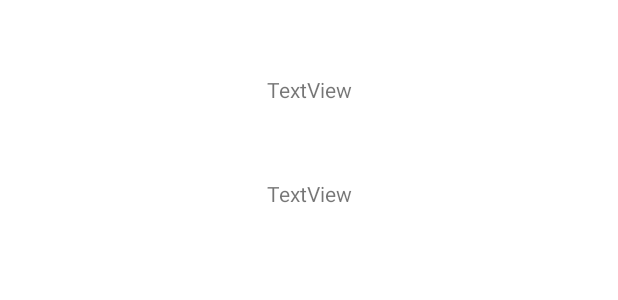
After one commit to pasl92/BigEye, an Android app: the layout activity_bigeye.xml on its own in the app's theme, with its tools: preview values and no code run, on a phone screen of 412 x 824 dp. The commit adds this screen. Shown: the top 300 px of the screen. Run offline under Robolectric (Android 15) with nearby library versions, the phone set to English and light mode, and no system bars; network calls fail.

Commit message:
Create BigEye Activity

```diff
--- a/app/src/main/AndroidManifest.xml
+++ b/app/src/main/AndroidManifest.xml
@@ -11,6 +11,10 @@
         android:roundIcon="@drawable/icon"
         android:supportsRtl="true"
         android:theme="@style/Theme.BigEye">
+        <activity
+            android:name=".BigEyeActivity"
+            android:exported="false"
+            android:parentActivityName=".BigEyeActivity"/>
         <activity
             android:name=".SingupActivity"
             android:exported="false"
--- a/app/src/main/java/com/example/bigeye/LoginActivity.kt
+++ b/app/src/main/java/com/example/bigeye/LoginActivity.kt
@@ -1,5 +1,6 @@
 package com.example.bigeye
 
+import android.content.Intent
 import androidx.appcompat.app.AppCompatActivity
 import android.os.Bundle
 import android.util.Log
@@ -44,9 +45,12 @@ class LoginActivity : AppCompatActivity() {
             viewModel.pushLogin(myLogin)
             viewModel.myResponseLogin.observe(this,Observer{ response ->
                 Log.d("Main", response.toString())
+                Log.d("Main", response.body().toString())
 
                 if(response.isSuccessful){
                     Toast.makeText(this@LoginActivity, "Thanks for login", Toast.LENGTH_LONG).show()
+                    val bigEyeActivity = Intent(applicationContext, BigEyeActivity::class.java)
+                    startActivity(bigEyeActivity)
                 }else {
                     Toast.makeText(this@LoginActivity, "Wrong User or Password", Toast.LENGTH_LONG).show()
                 }
--- a/app/src/main/java/com/example/bigeye/SingupActivity.kt
+++ b/app/src/main/java/com/example/bigeye/SingupActivity.kt
@@ -45,15 +45,14 @@ class SingupActivity : AppCompatActivity() {
             Log.d("Main", mySignUp.toString())
             viewModel.pushSignUp(mySignUp)
             viewModel.myResponseSignUp.observe(this, Observer{ response ->
+                Log.d("Main", response.toString())
+                Log.d("Main", response.body().toString())
 
                 if(response.isSuccessful){
-                    Log.d("Main", response.body().toString())
                     Toast.makeText(this@SingupActivity, "Thanks for login", Toast.LENGTH_LONG).show()
                 }else {
-                    Log.d("Main", response.body().toString())
                     Toast.makeText(this@SingupActivity, "Wrong User or Password", Toast.LENGTH_LONG).show()
                 }
-
             })
         }
     }
--- /dev/null
+++ b/app/src/main/java/com/example/bigeye/model/UserResponse.kt
@@ -0,0 +1,3 @@
+package com.example.bigeye.model
+
+data class UserResponse(val email:String, val accountId:String, val errorCode:String, val errorDetails:String)
--- /dev/null
+++ b/app/src/main/res/layout/activity_bigeye.xml
@@ -0,0 +1,27 @@
+<?xml version="1.0" encoding="utf-8"?>
+<androidx.constraintlayout.widget.ConstraintLayout xmlns:android="http://schemas.android.com/apk/res/android"
+    xmlns:app="http://schemas.android.com/apk/res-auto"
+    xmlns:tools="http://schemas.android.com/tools"
+    android:layout_width="match_parent"
+    android:layout_height="match_parent">
+
+    <TextView
+        android:id="@+id/emailBigEye"
+        android:layout_width="wrap_content"
+        android:layout_height="wrap_content"
+        android:layout_marginTop="50dp"
+        android:text="TextView"
+        app:layout_constraintEnd_toEndOf="parent"
+        app:layout_constraintStart_toStartOf="parent"
+        app:layout_constraintTop_toTopOf="parent" />
+
+    <TextView
+        android:id="@+id/infoBigEye"
+        android:layout_width="wrap_content"
+        android:layout_height="wrap_content"
+        android:layout_marginTop="50dp"
+        android:text="TextView"
+        app:layout_constraintEnd_toEndOf="parent"
+        app:layout_constraintStart_toStartOf="parent"
+        app:layout_constraintTop_toBottomOf="@+id/emailBigEye" />
+</androidx.constraintlayout.widget.ConstraintLayout>
```
Also changed, not shown: app/src/main/java/com/example/bigeye/BigEyeActivity.kt (added, +44 -0 lines), app/src/main/java/com/example/bigeye/MainViewModel.kt (+8 -0 lines), app/src/main/java/com/example/bigeye/api/BigEyeAPI.kt (+4 -7 lines), app/src/main/java/com/example/bigeye/repository/Repository.kt (+4 -6 lines).
